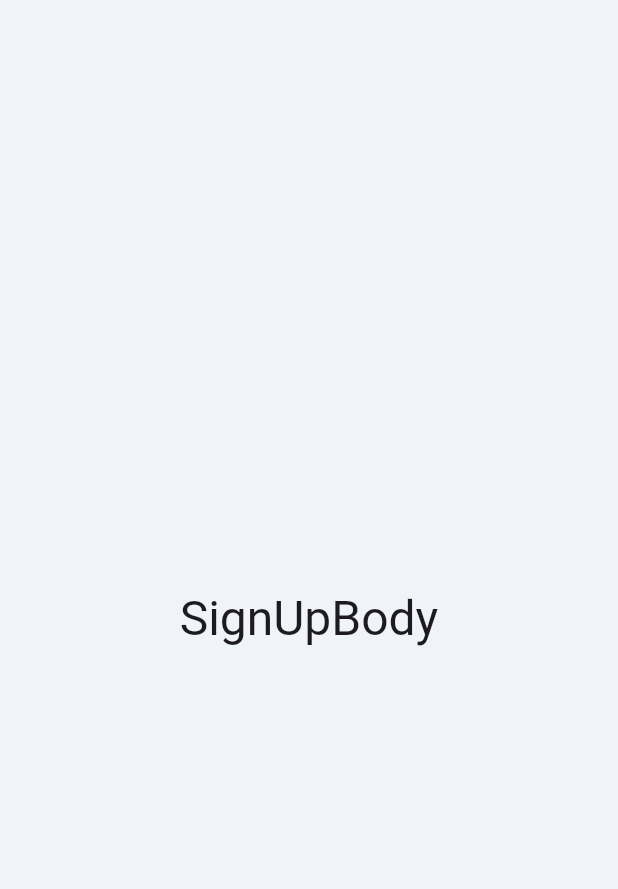
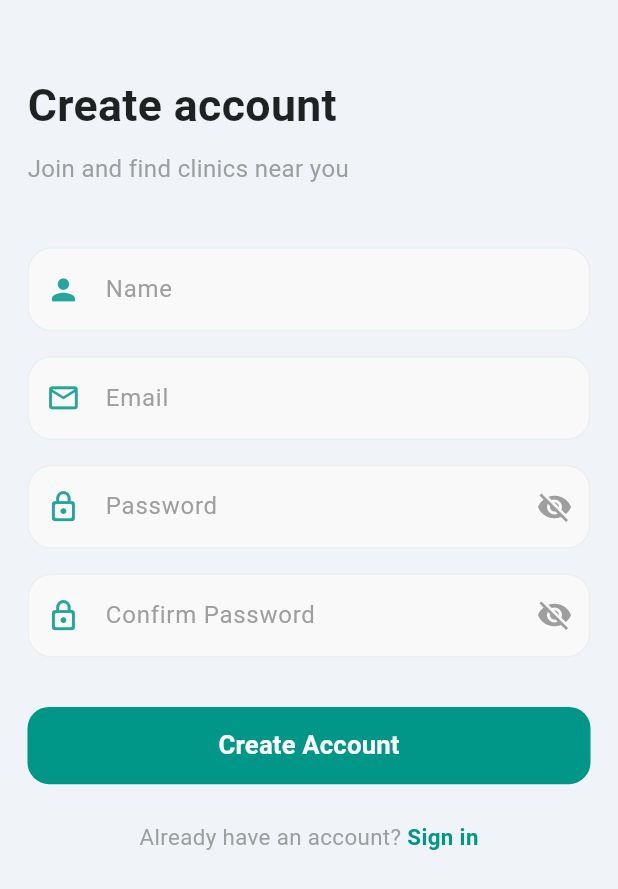
Before and after one commit to mahmoudgabouarab-glitch/-Cairo-Clinics-Finder, a Flutter app: the SignUpView screen opened directly, on a phone screen of 412 x 824 dp. Shown: the top 889 px of the screen. Run offline on Flutter 3.47's test engine with Material 3 defaults, Android fonts, the phone set to English and light mode, and no system bars; our stand-ins replace cloud_firestore, dartz, equatable, firebase_core, flutter_bloc, flutter_map and 6 more; accounts and stored records are empty; generated files the repository leaves out were written again.

Commit message:
creat sign up screen

```diff
--- a/lib/feature/auth/presentation/view/widgets/shared/header_auth.dart
+++ b/lib/feature/auth/presentation/view/widgets/shared/header_auth.dart
@@ -12,6 +12,7 @@ class HeaderAuth extends StatelessWidget {
     return Column(
       crossAxisAlignment: CrossAxisAlignment.start,
       children: [
+        spaceH(48),
         Text(
           title,
           style: TextStyle(
--- a/lib/feature/auth/presentation/view/widgets/sign_in/sign_in_body.dart
+++ b/lib/feature/auth/presentation/view/widgets/sign_in/sign_in_body.dart
@@ -18,7 +18,6 @@ class SignInBody extends StatelessWidget {
         child: Column(
           crossAxisAlignment: CrossAxisAlignment.start,
           children: [
-            spaceH(48),
             HeaderAuth(title: "Welcome back", subtitle: "Sign in to continue"),
             const SignInFiled(),
             const ForgetPassword(),
--- /dev/null
+++ b/lib/feature/auth/presentation/view/widgets/sign_up/sign_in_prompt.dart
@@ -0,0 +1,35 @@
+import 'package:cairo_clinics_finder/core/utils/app_color.dart';
+import 'package:cairo_clinics_finder/core/utils/extension.dart';
+import 'package:cairo_clinics_finder/feature/auth/presentation/view/sign_in_view.dart';
+import 'package:flutter/material.dart';
+import 'package:flutter_screenutil/flutter_screenutil.dart';
+
+class SignInPrompt extends StatelessWidget {
+  const SignInPrompt({super.key});
+
+  @override
+  Widget build(BuildContext context) {
+    return Row(
+      mainAxisAlignment: MainAxisAlignment.center,
+      children: [
+        Text(
+          'Already have an account? ',
+          style: TextStyle(color: Colors.grey[500], fontSize: 13.sp),
+        ),
+        GestureDetector(
+          onTap: () {
+            context.pushAndRemoveUntil(const SignInView());
+          },
+          child: Text(
+            'Sign in',
+            style: TextStyle(
+              color: AppColor.primary,
+              fontSize: 13.sp,
+              fontWeight: FontWeight.w600,
+            ),
+          ),
+        ),
+      ],
+    );
+  }
+}
--- a/lib/feature/auth/presentation/view/widgets/sign_up/sign_up_body.dart
+++ b/lib/feature/auth/presentation/view/widgets/sign_up/sign_up_body.dart
@@ -1,14 +1,32 @@
+import 'package:cairo_clinics_finder/core/utils/spacing.dart';
+import 'package:cairo_clinics_finder/core/widgets/btn.dart';
+import 'package:cairo_clinics_finder/feature/auth/presentation/view/widgets/shared/header_auth.dart';
+import 'package:cairo_clinics_finder/feature/auth/presentation/view/widgets/sign_up/sign_in_prompt.dart';
+import 'package:cairo_clinics_finder/feature/auth/presentation/view/widgets/sign_up/sign_up_filed.dart';
 import 'package:flutter/material.dart';
+import 'package:flutter_screenutil/flutter_screenutil.dart';
 
 class SignUpBody extends StatelessWidget {
   const SignUpBody({super.key});
 
   @override
   Widget build(BuildContext context) {
-    return Center(
-      child: Text(
-        'SignUpBody',
-        style: Theme.of(context).textTheme.headlineLarge,
+    return SafeArea(
+      child: SingleChildScrollView(
+        padding: EdgeInsets.symmetric(horizontal: 16.w),
+        child: Column(
+          crossAxisAlignment: CrossAxisAlignment.start,
+          children: [
+            HeaderAuth(
+              title: "Create account",
+              subtitle: "Join and find clinics near you",
+            ),
+            const SignUpFiled(),
+            Btn(onPressed: () {}, text: "Create Account"),
+            spaceH(24),
+            const SignInPrompt(),
+          ],
+        ),
       ),
     );
   }
--- /dev/null
+++ b/lib/feature/auth/presentation/view/widgets/sign_up/sign_up_filed.dart
@@ -0,0 +1,33 @@
+import 'package:cairo_clinics_finder/core/utils/spacing.dart';
+import 'package:cairo_clinics_finder/core/widgets/custom_text_filed.dart';
+import 'package:flutter/material.dart';
+
+class SignUpFiled extends StatelessWidget {
+  const SignUpFiled({super.key});
+
+  @override
+  Widget build(BuildContext context) {
+    return Column(
+      children: [
+        spaceH(40),
+        CustomTextFormFiled(hint: "Name", prefixIcon: Icons.person),
+        spaceH(16),
+        CustomTextFormFiled(hint: "Email", prefixIcon: Icons.email_outlined),
+        spaceH(16),
+        CustomTextFormFiled(
+          hint: "Password",
+          prefixIcon: Icons.lock_outline_rounded,
+          obscureText: true,
+        ),
+        spaceH(16),
+        CustomTextFormFiled(
+          hint: "Confirm Password",
+          prefixIcon: Icons.lock_outline_rounded,
+          obscureText: true,
+        ),
+
+        spaceH(32),
+      ],
+    );
+  }
+}
```
